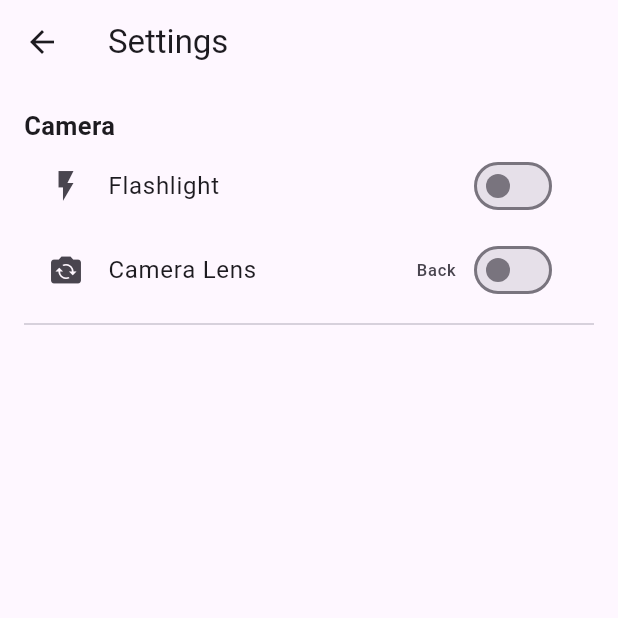
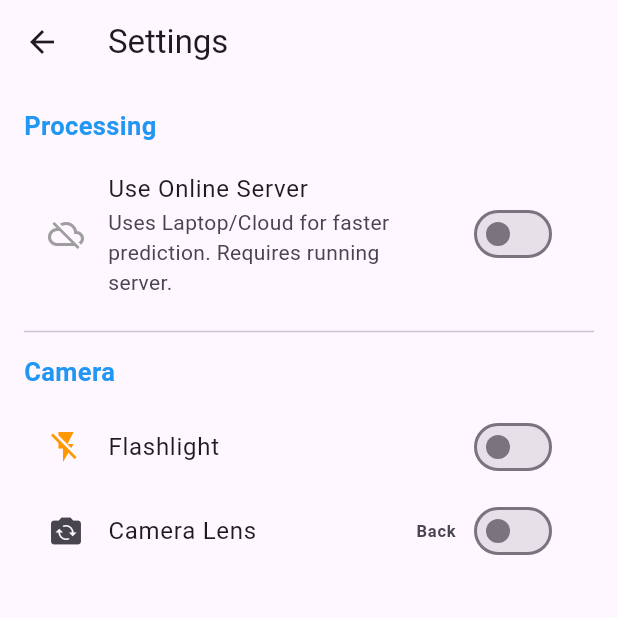
Before and after one commit to JasonAlbelda/hand2voice, a Flutter app: the SettingsScreen screen opened directly, on a phone screen of 412 x 824 dp, the top half of it. Run offline on Flutter 3.47's test engine with Material 3 defaults, Android fonts, the phone set to English and light mode, and no system bars; our stand-ins replace camera, chewie, flutter_tts, image_picker, shared_preferences, speech_to_text and 1 more; missing offline and left inert: cached_video_player_plus, tflite_flutter; accounts and stored records are empty.

Commit message:
feat: add processing option to setting

```diff
--- /dev/null
+++ b/app/lib/features/settings/providers/settings_provider.dart
@@ -0,0 +1,25 @@
+import 'package:flutter/material.dart';
+import 'package:shared_preferences/shared_preferences.dart';
+
+class SettingsProvider with ChangeNotifier {
+  bool _isOnlineMode = false; // Default to Offline for stability
+
+  bool get isOnlineMode => _isOnlineMode;
+
+  SettingsProvider() {
+    _loadSettings();
+  }
+
+  Future<void> _loadSettings() async {
+    final prefs = await SharedPreferences.getInstance();
+    _isOnlineMode = prefs.getBool('is_online_mode') ?? false;
+    notifyListeners();
+  }
+
+  Future<void> toggleProcessingMode(bool value) async {
+    _isOnlineMode = value;
+    final prefs = await SharedPreferences.getInstance();
+    await prefs.setBool('is_online_mode', value);
+    notifyListeners();
+  }
+}
--- a/app/lib/features/settings/screens/settings_screen.dart
+++ b/app/lib/features/settings/screens/settings_screen.dart
@@ -1,31 +1,71 @@
-import 'package:camera/camera.dart';
 import 'package:flutter/material.dart';
 import 'package:hand2voice/common/providers/camera_provider.dart';
 import 'package:provider/provider.dart';
+import 'package:camera/camera.dart';
+// Import your providers
+import 'package:hand2voice/features/settings/providers/settings_provider.dart';
 
 class SettingsScreen extends StatelessWidget {
   const SettingsScreen({Key? key}) : super(key: key);
 
   @override
   Widget build(BuildContext context) {
-    return Consumer<CameraProvider>(
-      builder: (context, cameraProvider, child) {
+    // Watch both providers
+    final cameraProvider = Provider.of<CameraProvider>(context);
+    final settingsProvider = Provider.of<SettingsProvider>(context);
+
     return Scaffold(
       appBar: AppBar(title: const Text('Settings')),
       body: ListView(
         padding: const EdgeInsets.all(16.0),
         children: [
-              Text(
+          //Section 1: Processing
+          const Text(
+            'Processing',
+            style: TextStyle(
+              fontSize: 17,
+              fontWeight: FontWeight.w600,
+              color: Colors.blue,
+            ),
+          ),
+          const SizedBox(height: 10),
+          SwitchListTile(
+            title: const Text('Use Online Server'),
+            subtitle: const Text(
+              'Uses Laptop/Cloud for faster prediction. Requires running server.',
+            ),
+            value: settingsProvider.isOnlineMode,
+            secondary: Icon(
+              settingsProvider.isOnlineMode ? Icons.cloud : Icons.cloud_off,
+              color: settingsProvider.isOnlineMode ? Colors.blue : Colors.grey,
+            ),
+            onChanged: (bool value) {
+              settingsProvider.toggleProcessingMode(value);
+            },
+          ),
+
+          const Divider(height: 30),
+
+          // Section 2: Camera
+          const Text(
             'Camera',
-                style: TextStyle(fontSize: 17, fontWeight: FontWeight.w600),
+            style: TextStyle(
+              fontSize: 17,
+              fontWeight: FontWeight.w600,
+              color: Colors.blue,
             ),
+          ),
+          const SizedBox(height: 10),
           SwitchListTile(
             title: const Text('Flashlight'),
             value: cameraProvider.isFlashEnabled,
             onChanged: (bool value) {
               cameraProvider.toggleFlash();
             },
-                secondary: const Icon(Icons.flash_on),
+            secondary: Icon(
+              cameraProvider.isFlashEnabled ? Icons.flash_on : Icons.flash_off,
+              color: Colors.orange,
+            ),
           ),
           ListTile(
             leading: const Icon(Icons.flip_camera_ios),
@@ -37,12 +77,12 @@ class SettingsScreen extends StatelessWidget {
                   cameraProvider.lensDirection == CameraLensDirection.back
                       ? 'Back'
                       : 'Front',
+                  style: const TextStyle(fontWeight: FontWeight.bold),
                 ),
                 const SizedBox(width: 8),
                 Switch(
                   value:
-                          cameraProvider.lensDirection ==
-                          CameraLensDirection.front,
+                      cameraProvider.lensDirection == CameraLensDirection.front,
                   onChanged: (bool value) {
                     cameraProvider.toggleCameraLens();
                   },
@@ -50,11 +90,8 @@ class SettingsScreen extends StatelessWidget {
               ],
             ),
           ),
-              const Divider(),
         ],
       ),
     );
-      },
-    );
   }
 }
```
Also changed, not shown: app/lib/features/home/screens/home_screen.dart (+11 -6 lines), app/lib/main.dart (+12 -1 lines), app/flutter_01.png (deleted). Lines whose indentation alone changed are shown as unchanged.
